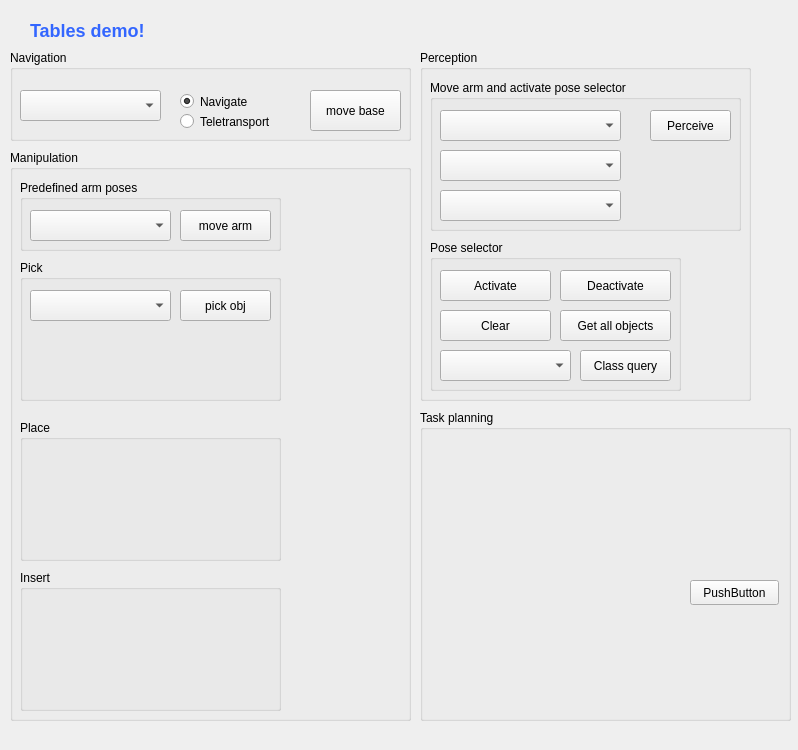
First picture: the form in rqt_tables_demo/config/rqt_tables_demo.ui, repository DFKI-NI/mobipick_labs, before the edit.
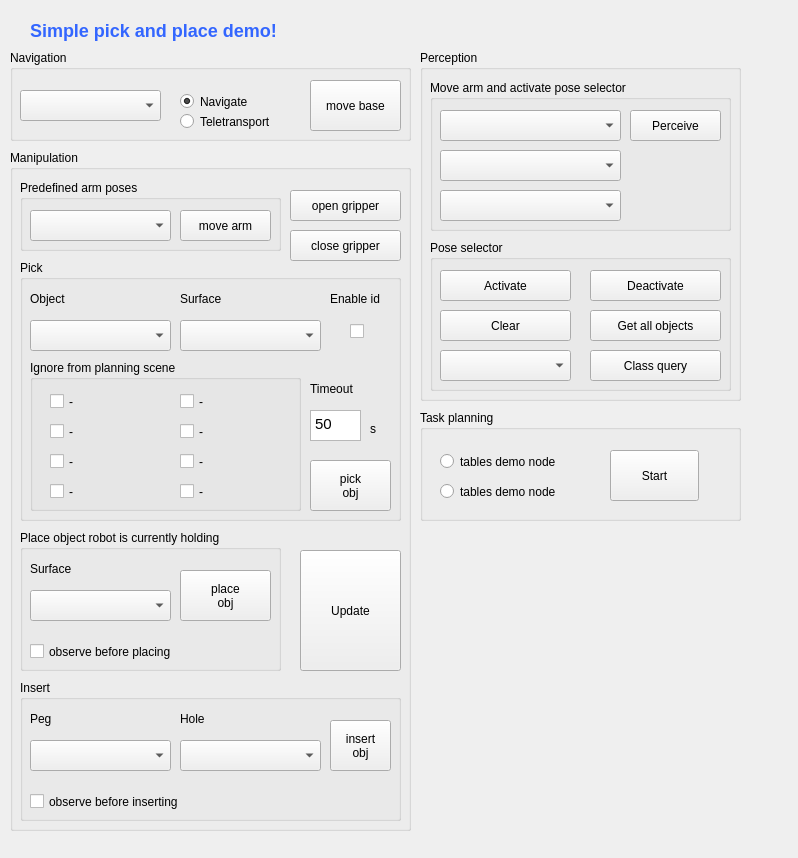
Second picture: the form after the edit.

Commit message: rqt_tables_demo: add pick funtionality and precommit checks

```diff
--- a/rqt_tables_demo/config/rqt_tables_demo.ui
+++ b/rqt_tables_demo/config/rqt_tables_demo.ui
@@ -10,7 +10,7 @@
     <x>0</x>
     <y>0</y>
     <width>798</width>
-    <height>750</height>
+    <height>858</height>
    </rect>
   </property>
   <property name="cursor">
@@ -24,12 +24,12 @@
     <rect>
      <x>30</x>
      <y>10</y>
-     <width>181</width>
+     <width>311</width>
      <height>41</height>
     </rect>
    </property>
    <property name="text">
-    <string>&lt;html&gt;&lt;head/&gt;&lt;body&gt;&lt;h2 style=&quot; margin-top:16px; margin-bottom:12px; margin-left:0px; margin-right:0px; -qt-block-indent:0; text-indent:0px;&quot;&gt;&lt;span style=&quot; font-size:x-large; font-weight:600; color:#3366ff;&quot;&gt;Tables demo!&lt;/span&gt;&lt;/h2&gt;&lt;/body&gt;&lt;/html&gt;</string>
+    <string>&lt;html&gt;&lt;head/&gt;&lt;body&gt;&lt;h2 style=&quot; margin-top:16px; margin-bottom:12px; margin-left:0px; margin-right:0px; -qt-block-indent:0; text-indent:0px;&quot;&gt;&lt;span style=&quot; font-size:x-large; font-weight:600; color:#3366ff;&quot;&gt;Simple pick and place demo!&lt;/span&gt;&lt;/h2&gt;&lt;/body&gt;&lt;/html&gt;</string>
    </property>
    <property name="textFormat">
     <enum>Qt::RichText</enum>
@@ -51,9 +51,9 @@
     <property name="geometry">
      <rect>
       <x>300</x>
-      <y>40</y>
+      <y>30</y>
       <width>91</width>
-      <height>41</height>
+      <height>51</height>
      </rect>
     </property>
     <property name="text">
@@ -105,7 +105,7 @@
     <rect>
      <x>420</x>
      <y>50</y>
-     <width>331</width>
+     <width>321</width>
      <height>351</height>
     </rect>
    </property>
@@ -117,7 +117,7 @@
      <rect>
       <x>10</x>
       <y>30</y>
-      <width>311</width>
+      <width>301</width>
       <height>151</height>
      </rect>
     </property>
@@ -157,9 +157,9 @@
     <widget class="QPushButton" name="cmdPerceiveObjs">
      <property name="geometry">
       <rect>
-       <x>220</x>
+       <x>200</x>
        <y>30</y>
-       <width>81</width>
+       <width>91</width>
        <height>31</height>
       </rect>
      </property>
@@ -173,7 +173,7 @@
      <rect>
       <x>10</x>
       <y>190</y>
-      <width>251</width>
+      <width>301</width>
       <height>151</height>
      </rect>
     </property>
@@ -185,7 +185,7 @@
       <rect>
        <x>10</x>
        <y>30</y>
-       <width>111</width>
+       <width>131</width>
        <height>31</height>
       </rect>
      </property>
@@ -196,9 +196,9 @@
     <widget class="QPushButton" name="cmdPerceptionPSDeActivate">
      <property name="geometry">
       <rect>
-       <x>130</x>
+       <x>160</x>
        <y>30</y>
-       <width>111</width>
+       <width>131</width>
        <height>31</height>
       </rect>
      </property>
@@ -211,7 +211,7 @@
       <rect>
        <x>10</x>
        <y>70</y>
-       <width>111</width>
+       <width>131</width>
        <height>31</height>
       </rect>
      </property>
@@ -222,9 +222,9 @@
     <widget class="QPushButton" name="cmdPerceptionPSGetAllObjs">
      <property name="geometry">
       <rect>
-       <x>130</x>
+       <x>160</x>
        <y>70</y>
-       <width>111</width>
+       <width>131</width>
        <height>31</height>
       </rect>
      </property>
@@ -235,9 +235,9 @@
     <widget class="QPushButton" name="cmdPerceptionPSClassQuery">
      <property name="geometry">
       <rect>
-       <x>150</x>
+       <x>160</x>
        <y>110</y>
-       <width>91</width>
+       <width>131</width>
        <height>31</height>
       </rect>
      </property>
@@ -263,7 +263,7 @@
      <x>10</x>
      <y>150</y>
      <width>401</width>
-     <height>571</height>
+     <height>681</height>
     </rect>
    </property>
    <property name="title">
@@ -310,8 +310,8 @@
      <rect>
       <x>10</x>
       <y>110</y>
-      <width>261</width>
-      <height>141</height>
+      <width>381</width>
+      <height>261</height>
      </rect>
     </property>
     <property name="title">
@@ -321,7 +321,7 @@
      <property name="geometry">
       <rect>
        <x>10</x>
-       <y>30</y>
+       <y>60</y>
        <width>141</width>
        <height>31</height>
       </rect>
@@ -330,14 +330,237 @@
     <widget class="QPushButton" name="cmdManipulationGo_2">
      <property name="geometry">
       <rect>
+       <x>290</x>
+       <y>200</y>
+       <width>81</width>
+       <height>51</height>
+      </rect>
+     </property>
+     <property name="text">
+      <string>pick
+obj</string>
+     </property>
+    </widget>
+    <widget class="QGroupBox" name="groupBox_9">
+     <property name="geometry">
+      <rect>
+       <x>10</x>
+       <y>100</y>
+       <width>271</width>
+       <height>151</height>
+      </rect>
+     </property>
+     <property name="title">
+      <string>Ignore from planning scene</string>
+     </property>
+     <widget class="QCheckBox" name="chkPickIgnore1">
+      <property name="geometry">
+       <rect>
+        <x>20</x>
+        <y>30</y>
+        <width>121</width>
+        <height>23</height>
+       </rect>
+      </property>
+      <property name="text">
+       <string>-</string>
+      </property>
+     </widget>
+     <widget class="QCheckBox" name="chkPickIgnore2">
+      <property name="geometry">
+       <rect>
+        <x>20</x>
+        <y>60</y>
+        <width>121</width>
+        <height>23</height>
+       </rect>
+      </property>
+      <property name="text">
+       <string>-</string>
+      </property>
+     </widget>
+     <widget class="QCheckBox" name="chkPickIgnore3">
+      <property name="geometry">
+       <rect>
+        <x>20</x>
+        <y>90</y>
+        <width>121</width>
+        <height>23</height>
+       </rect>
+      </property>
+      <property name="text">
+       <string>-</string>
+      </property>
+     </widget>
+     <widget class="QCheckBox" name="chkPickIgnore4">
+      <property name="geometry">
+       <rect>
+        <x>20</x>
+        <y>120</y>
+        <width>121</width>
+        <height>23</height>
+       </rect>
+      </property>
+      <property name="text">
+       <string>-</string>
+      </property>
+     </widget>
+     <widget class="QCheckBox" name="chkPickIgnore7">
+      <property name="geometry">
+       <rect>
+        <x>150</x>
+        <y>90</y>
+        <width>111</width>
+        <height>23</height>
+       </rect>
+      </property>
+      <property name="text">
+       <string>-</string>
+      </property>
+     </widget>
+     <widget class="QCheckBox" name="chkPickIgnore6">
+      <property name="geometry">
+       <rect>
+        <x>150</x>
+        <y>60</y>
+        <width>111</width>
+        <height>23</height>
+       </rect>
+      </property>
+      <property name="text">
+       <string>-</string>
+      </property>
+     </widget>
+     <widget class="QCheckBox" name="chkPickIgnore5">
+      <property name="geometry">
+       <rect>
+        <x>150</x>
+        <y>30</y>
+        <width>111</width>
+        <height>23</height>
+       </rect>
+      </property>
+      <property name="text">
+       <string>-</string>
+      </property>
+     </widget>
+     <widget class="QCheckBox" name="chkPickIgnore8">
+      <property name="geometry">
+       <rect>
+        <x>150</x>
+        <y>120</y>
+        <width>111</width>
+        <height>23</height>
+       </rect>
+      </property>
+      <property name="text">
+       <string>-</string>
+      </property>
+     </widget>
+    </widget>
+    <widget class="QComboBox" name="comboPickSurfaces">
+     <property name="geometry">
+      <rect>
        <x>160</x>
+       <y>60</y>
+       <width>141</width>
+       <height>31</height>
+      </rect>
+     </property>
+    </widget>
+    <widget class="QLabel" name="label">
+     <property name="geometry">
+      <rect>
+       <x>10</x>
        <y>30</y>
-       <width>91</width>
+       <width>67</width>
+       <height>17</height>
+      </rect>
+     </property>
+     <property name="text">
+      <string>Object</string>
+     </property>
+    </widget>
+    <widget class="QLabel" name="label_2">
+     <property name="geometry">
+      <rect>
+       <x>160</x>
+       <y>30</y>
+       <width>67</width>
+       <height>17</height>
+      </rect>
+     </property>
+     <property name="text">
+      <string>Surface</string>
+     </property>
+    </widget>
+    <widget class="QLabel" name="label_6">
+     <property name="geometry">
+      <rect>
+       <x>310</x>
+       <y>30</y>
+       <width>71</width>
+       <height>17</height>
+      </rect>
+     </property>
+     <property name="text">
+      <string>Enable id</string>
+     </property>
+    </widget>
+    <widget class="QLabel" name="label_7">
+     <property name="geometry">
+      <rect>
+       <x>290</x>
+       <y>120</y>
+       <width>71</width>
+       <height>17</height>
+      </rect>
+     </property>
+     <property name="text">
+      <string>Timeout</string>
+     </property>
+    </widget>
+    <widget class="QTextEdit" name="txtPickTimeout">
+     <property name="geometry">
+      <rect>
+       <x>290</x>
+       <y>150</y>
+       <width>51</width>
        <height>31</height>
       </rect>
      </property>
+     <property name="html">
+      <string>&lt;!DOCTYPE HTML PUBLIC &quot;-//W3C//DTD HTML 4.0//EN&quot; &quot;http://www.w3.org/TR/REC-html40/strict.dtd&quot;&gt;
+&lt;html&gt;&lt;head&gt;&lt;meta name=&quot;qrichtext&quot; content=&quot;1&quot; /&gt;&lt;style type=&quot;text/css&quot;&gt;
+p, li { white-space: pre-wrap; }
+&lt;/style&gt;&lt;/head&gt;&lt;body style=&quot; font-family:'Ubuntu'; font-size:11pt; font-weight:400; font-style:normal;&quot;&gt;
+&lt;p style=&quot; margin-top:0px; margin-bottom:0px; margin-left:0px; margin-right:0px; -qt-block-indent:0; text-indent:0px;&quot;&gt;50&lt;/p&gt;&lt;/body&gt;&lt;/html&gt;</string>
+     </property>
+    </widget>
+    <widget class="QLabel" name="label_8">
+     <property name="geometry">
+      <rect>
+       <x>350</x>
+       <y>160</y>
+       <width>16</width>
+       <height>17</height>
+      </rect>
+     </property>
      <property name="text">
-      <string>pick obj</string>
+      <string>s</string>
+     </property>
+    </widget>
+    <widget class="QCheckBox" name="chkPickEnableId">
+     <property name="geometry">
+      <rect>
+       <x>330</x>
+       <y>60</y>
+       <width>21</width>
+       <height>23</height>
+      </rect>
+     </property>
+     <property name="text">
+      <string/>
      </property>
     </widget>
    </widget>
@@ -345,27 +568,189 @@
     <property name="geometry">
      <rect>
       <x>10</x>
-      <y>270</y>
+      <y>380</y>
       <width>261</width>
       <height>141</height>
      </rect>
     </property>
     <property name="title">
-     <string>Place</string>
+     <string>Place object robot is currently holding</string>
     </property>
+    <widget class="QCheckBox" name="checkBox">
+     <property name="geometry">
+      <rect>
+       <x>10</x>
+       <y>110</y>
+       <width>181</width>
+       <height>23</height>
+      </rect>
+     </property>
+     <property name="text">
+      <string>observe before placing</string>
+     </property>
+    </widget>
+    <widget class="QComboBox" name="comboPlaceSurfaces">
+     <property name="geometry">
+      <rect>
+       <x>10</x>
+       <y>60</y>
+       <width>141</width>
+       <height>31</height>
+      </rect>
+     </property>
+    </widget>
+    <widget class="QLabel" name="label_3">
+     <property name="geometry">
+      <rect>
+       <x>10</x>
+       <y>30</y>
+       <width>67</width>
+       <height>17</height>
+      </rect>
+     </property>
+     <property name="text">
+      <string>Surface</string>
+     </property>
+    </widget>
+    <widget class="QPushButton" name="cmdManipulationGo_3">
+     <property name="geometry">
+      <rect>
+       <x>160</x>
+       <y>40</y>
+       <width>91</width>
+       <height>51</height>
+      </rect>
+     </property>
+     <property name="text">
+      <string>place
+obj</string>
+     </property>
+    </widget>
    </widget>
    <widget class="QGroupBox" name="groupBox_8">
     <property name="geometry">
      <rect>
       <x>10</x>
-      <y>420</y>
-      <width>261</width>
+      <y>530</y>
+      <width>381</width>
       <height>141</height>
      </rect>
     </property>
     <property name="title">
      <string>Insert</string>
     </property>
+    <widget class="QLabel" name="label_4">
+     <property name="geometry">
+      <rect>
+       <x>10</x>
+       <y>30</y>
+       <width>67</width>
+       <height>17</height>
+      </rect>
+     </property>
+     <property name="text">
+      <string>Peg</string>
+     </property>
+    </widget>
+    <widget class="QPushButton" name="cmdManipulationGo_4">
+     <property name="geometry">
+      <rect>
+       <x>310</x>
+       <y>40</y>
+       <width>61</width>
+       <height>51</height>
+      </rect>
+     </property>
+     <property name="text">
+      <string>insert
+obj</string>
+     </property>
+    </widget>
+    <widget class="QComboBox" name="comboArmPoses_5">
+     <property name="geometry">
+      <rect>
+       <x>10</x>
+       <y>60</y>
+       <width>141</width>
+       <height>31</height>
+      </rect>
+     </property>
+    </widget>
+    <widget class="QLabel" name="label_5">
+     <property name="geometry">
+      <rect>
+       <x>160</x>
+       <y>30</y>
+       <width>67</width>
+       <height>17</height>
+      </rect>
+     </property>
+     <property name="text">
+      <string>Hole</string>
+     </property>
+    </widget>
+    <widget class="QComboBox" name="comboArmPoses_6">
+     <property name="geometry">
+      <rect>
+       <x>160</x>
+       <y>60</y>
+       <width>141</width>
+       <height>31</height>
+      </rect>
+     </property>
+    </widget>
+    <widget class="QCheckBox" name="checkBox_2">
+     <property name="geometry">
+      <rect>
+       <x>10</x>
+       <y>110</y>
+       <width>201</width>
+       <height>23</height>
+      </rect>
+     </property>
+     <property name="text">
+      <string>observe before inserting</string>
+     </property>
+    </widget>
+   </widget>
+   <widget class="QPushButton" name="cmdOpenGripper">
+    <property name="geometry">
+     <rect>
+      <x>280</x>
+      <y>40</y>
+      <width>111</width>
+      <height>31</height>
+     </rect>
+    </property>
+    <property name="text">
+     <string>open gripper</string>
+    </property>
+   </widget>
+   <widget class="QPushButton" name="cmdCloseGripper">
+    <property name="geometry">
+     <rect>
+      <x>280</x>
+      <y>80</y>
+      <width>111</width>
+      <height>31</height>
+     </rect>
+    </property>
+    <property name="text">
+     <string>close gripper</string>
+    </property>
+   </widget>
+   <widget class="QPushButton" name="cmdManipUpdate">
+    <property name="geometry">
+     <rect>
+      <x>290</x>
+      <y>400</y>
+      <width>101</width>
+      <height>121</height>
+     </rect>
+    </property>
+    <property name="text">
+     <string>Update</string>
+    </property>
    </widget>
   </widget>
   <widget class="QGroupBox" name="groupBox_4">
@@ -373,8 +758,8 @@
     <rect>
      <x>420</x>
      <y>410</y>
-     <width>371</width>
-     <height>311</height>
+     <width>321</width>
+     <height>111</height>
     </rect>
    </property>
    <property name="title">
@@ -383,14 +768,40 @@
    <widget class="QPushButton" name="pushButton_4">
     <property name="geometry">
      <rect>
-      <x>270</x>
-      <y>170</y>
+      <x>190</x>
+      <y>40</y>
       <width>89</width>
-      <height>25</height>
+      <height>51</height>
      </rect>
     </property>
     <property name="text">
-     <string>PushButton</string>
+     <string>Start</string>
+    </property>
+   </widget>
+   <widget class="QRadioButton" name="radioButton">
+    <property name="geometry">
+     <rect>
+      <x>20</x>
+      <y>40</y>
+      <width>161</width>
+      <height>23</height>
+     </rect>
+    </property>
+    <property name="text">
+     <string>tables demo node</string>
+    </property>
+   </widget>
+   <widget class="QRadioButton" name="radioButton_2">
+    <property name="geometry">
+     <rect>
+      <x>20</x>
+      <y>70</y>
+      <width>161</width>
+      <height>23</height>
+     </rect>
+    </property>
+    <property name="text">
+     <string>tables demo node</string>
     </property>
    </widget>
   </widget>
```
Left out of the diff: 4 changed lines with no effect on the pictures. The commit also changes 5 other files.
